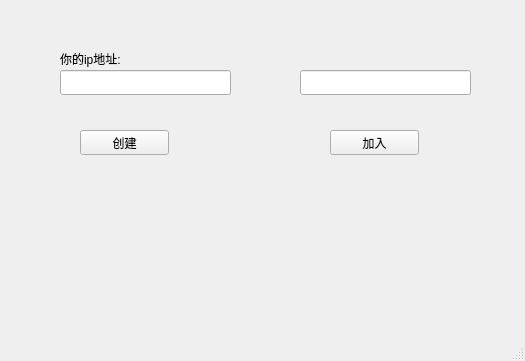
Qt form mainwindow.ui (loftsole/Tetris) before a commit.
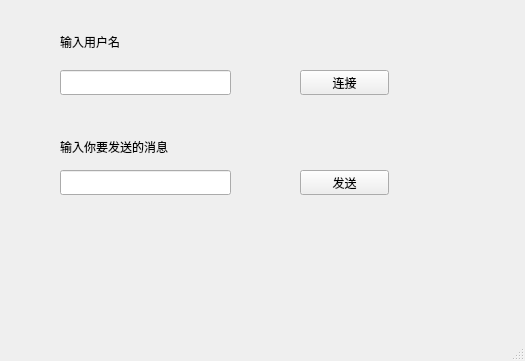
The same form after that commit.

Patch:
```diff
--- a/mainwindow.ui
+++ b/mainwindow.ui
@@ -14,63 +14,76 @@
    <string>MainWindow</string>
   </property>
   <widget class="QWidget" name="centralwidget">
-   <widget class="QPushButton" name="createButton">
-    <property name="geometry">
-     <rect>
-      <x>80</x>
-      <y>130</y>
-      <width>89</width>
-      <height>25</height>
-     </rect>
-    </property>
-    <property name="text">
-     <string>创建</string>
-    </property>
-   </widget>
    <widget class="QPushButton" name="joinButton">
     <property name="geometry">
      <rect>
-      <x>330</x>
-      <y>130</y>
+      <x>300</x>
+      <y>70</y>
       <width>89</width>
       <height>25</height>
      </rect>
     </property>
     <property name="text">
-     <string>加入</string>
+     <string>连接</string>
     </property>
    </widget>
-   <widget class="QLabel" name="ipAdressLabel">
+   <widget class="QLineEdit" name="userNameEdit">
     <property name="geometry">
      <rect>
       <x>60</x>
-      <y>50</y>
-      <width>161</width>
-      <height>17</height>
+      <y>70</y>
+      <width>171</width>
+      <height>25</height>
      </rect>
     </property>
-    <property name="text">
-     <string>你的ip地址:</string>
+   </widget>
+   <widget class="QLineEdit" name="sendMessageEdit">
+    <property name="geometry">
+     <rect>
+      <x>60</x>
+      <y>170</y>
+      <width>171</width>
+      <height>25</height>
+     </rect>
     </property>
    </widget>
-   <widget class="QLineEdit" name="ipInput">
+   <widget class="QPushButton" name="sendButton">
     <property name="geometry">
      <rect>
       <x>300</x>
-      <y>70</y>
-      <width>171</width>
+      <y>170</y>
+      <width>89</width>
       <height>25</height>
      </rect>
     </property>
+    <property name="text">
+     <string>发送</string>
+    </property>
    </widget>
-   <widget class="QLineEdit" name="myIpAdress">
+   <widget class="QLabel" name="label">
     <property name="geometry">
      <rect>
       <x>60</x>
-      <y>70</y>
-      <width>171</width>
-      <height>25</height>
+      <y>26</y>
+      <width>81</width>
+      <height>31</height>
      </rect>
+    </property>
+    <property name="text">
+     <string>输入用户名</string>
+    </property>
+   </widget>
+   <widget class="QLabel" name="label_2">
+    <property name="geometry">
+     <rect>
+      <x>60</x>
+      <y>136</y>
+      <width>141</width>
+      <height>21</height>
+     </rect>
+    </property>
+    <property name="text">
+     <string>输入你要发送的消息</string>
     </property>
    </widget>
   </widget>
```
